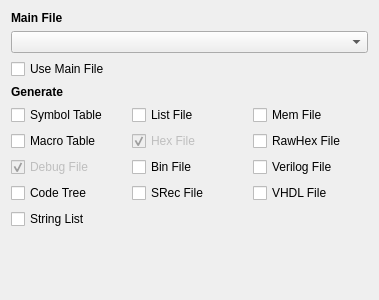
AbyssAbbeba/MDS-picoblaze-AVR-ide, file IDE/GUI/dialogs/projectcfg/projectcfg_compiler.ui: the form before one commit.
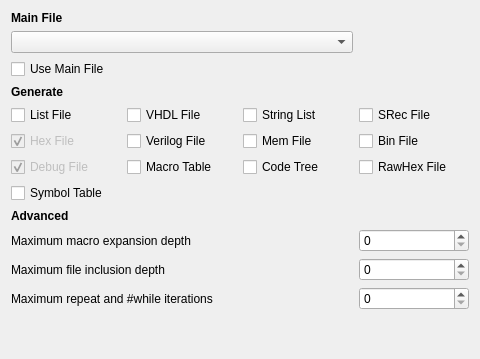
The form after the commit.

```diff
--- a/IDE/GUI/dialogs/projectcfg/projectcfg_compiler.ui
+++ b/IDE/GUI/dialogs/projectcfg/projectcfg_compiler.ui
@@ -6,18 +6,25 @@
    <rect>
     <x>0</x>
     <y>0</y>
-    <width>379</width>
-    <height>300</height>
+    <width>480</width>
+    <height>359</height>
    </rect>
   </property>
   <property name="windowTitle">
    <string>Form</string>
   </property>
   <layout class="QGridLayout" name="gridLayout">
-   <item row="7" column="2">
-    <widget class="QCheckBox" name="chckVHDLFile">
+   <item row="4" column="2">
+    <widget class="QCheckBox" name="chckStringList">
      <property name="text">
-      <string>VHDL File</string>
+      <string>String List</string>
+     </property>
+    </widget>
+   </item>
+   <item row="4" column="3">
+    <widget class="QCheckBox" name="chckSRecFile">
+     <property name="text">
+      <string>SRec File</string>
      </property>
     </widget>
    </item>
@@ -37,54 +44,6 @@
      </property>
     </widget>
    </item>
-   <item row="5" column="0">
-    <widget class="QCheckBox" name="chckMacroTbl">
-     <property name="text">
-      <string>Macro Table</string>
-     </property>
-    </widget>
-   </item>
-   <item row="4" column="2">
-    <widget class="QCheckBox" name="chckMemFile">
-     <property name="text">
-      <string>Mem File</string>
-     </property>
-    </widget>
-   </item>
-   <item row="5" column="1">
-    <widget class="QCheckBox" name="chckHexFile">
-     <property name="enabled">
-      <bool>false</bool>
-     </property>
-     <property name="text">
-      <string>Hex File</string>
-     </property>
-     <property name="checked">
-      <bool>true</bool>
-     </property>
-    </widget>
-   </item>
-   <item row="7" column="0">
-    <widget class="QCheckBox" name="chckCodeTree">
-     <property name="text">
-      <string>Code Tree</string>
-     </property>
-    </widget>
-   </item>
-   <item row="7" column="1">
-    <widget class="QCheckBox" name="chckSRecFile">
-     <property name="text">
-      <string>SRec File</string>
-     </property>
-    </widget>
-   </item>
-   <item row="4" column="1">
-    <widget class="QCheckBox" name="chckLstFile">
-     <property name="text">
-      <string>List File</string>
-     </property>
-    </widget>
-   </item>
    <item row="3" column="0">
     <widget class="QLabel" name="label_2">
      <property name="font">
@@ -98,27 +57,6 @@
      </property>
     </widget>
    </item>
-   <item row="4" column="0">
-    <widget class="QCheckBox" name="chckSymbolTbl">
-     <property name="text">
-      <string>Symbol Table</string>
-     </property>
-    </widget>
-   </item>
-   <item row="5" column="2">
-    <widget class="QCheckBox" name="chckRawHexFile">
-     <property name="text">
-      <string>RawHex File</string>
-     </property>
-    </widget>
-   </item>
-   <item row="6" column="1">
-    <widget class="QCheckBox" name="chckBinFile">
-     <property name="text">
-      <string>Bin File</string>
-     </property>
-    </widget>
-   </item>
    <item row="0" column="0">
     <widget class="QLabel" name="label">
      <property name="font">
@@ -132,13 +70,6 @@
      </property>
     </widget>
    </item>
-   <item row="6" column="2">
-    <widget class="QCheckBox" name="chckVerilogFile">
-     <property name="text">
-      <string>Verilog File</string>
-     </property>
-    </widget>
-   </item>
    <item row="2" column="0">
     <widget class="QCheckBox" name="chckMain">
      <property name="text">
@@ -146,7 +77,7 @@
      </property>
     </widget>
    </item>
-   <item row="9" column="0" colspan="2">
+   <item row="12" column="0" colspan="2">
     <spacer name="verticalSpacer">
      <property name="orientation">
       <enum>Qt::Vertical</enum>
@@ -162,10 +93,122 @@
    <item row="1" column="0" colspan="3">
     <widget class="QComboBox" name="cmbMainFile"/>
    </item>
+   <item row="6" column="3">
+    <widget class="QCheckBox" name="chckRawHexFile">
+     <property name="text">
+      <string>RawHex File</string>
+     </property>
+    </widget>
+   </item>
+   <item row="5" column="3">
+    <widget class="QCheckBox" name="chckBinFile">
+     <property name="text">
+      <string>Bin File</string>
+     </property>
+    </widget>
+   </item>
    <item row="8" column="0">
-    <widget class="QCheckBox" name="chckStringList">
+    <widget class="QLabel" name="label_6">
+     <property name="font">
+      <font>
+       <weight>75</weight>
+       <bold>true</bold>
+      </font>
+     </property>
      <property name="text">
-      <string>String List</string>
+      <string>Advanced</string>
+     </property>
+    </widget>
+   </item>
+   <item row="9" column="3">
+    <widget class="QSpinBox" name="sbMacroDepth"/>
+   </item>
+   <item row="10" column="3">
+    <widget class="QSpinBox" name="sbFileDepth"/>
+   </item>
+   <item row="11" column="3">
+    <widget class="QSpinBox" name="sbWhileIteration"/>
+   </item>
+   <item row="9" column="0" colspan="3">
+    <widget class="QLabel" name="label_3">
+     <property name="text">
+      <string>Maximum macro expansion depth</string>
+     </property>
+    </widget>
+   </item>
+   <item row="10" column="0" colspan="3">
+    <widget class="QLabel" name="label_4">
+     <property name="text">
+      <string>Maximum file inclusion depth</string>
+     </property>
+    </widget>
+   </item>
+   <item row="11" column="0" colspan="3">
+    <widget class="QLabel" name="label_5">
+     <property name="text">
+      <string>Maximum repeat and #while iterations</string>
+     </property>
+    </widget>
+   </item>
+   <item row="4" column="0">
+    <widget class="QCheckBox" name="chckLstFile">
+     <property name="text">
+      <string>List File</string>
+     </property>
+    </widget>
+   </item>
+   <item row="5" column="0">
+    <widget class="QCheckBox" name="chckHexFile">
+     <property name="enabled">
+      <bool>false</bool>
+     </property>
+     <property name="text">
+      <string>Hex File</string>
+     </property>
+     <property name="checked">
+      <bool>true</bool>
+     </property>
+    </widget>
+   </item>
+   <item row="4" column="1">
+    <widget class="QCheckBox" name="chckVHDLFile">
+     <property name="text">
+      <string>VHDL File</string>
+     </property>
+    </widget>
+   </item>
+   <item row="6" column="2">
+    <widget class="QCheckBox" name="chckCodeTree">
+     <property name="text">
+      <string>Code Tree</string>
+     </property>
+    </widget>
+   </item>
+   <item row="5" column="1">
+    <widget class="QCheckBox" name="chckVerilogFile">
+     <property name="text">
+      <string>Verilog File</string>
+     </property>
+    </widget>
+   </item>
+   <item row="7" column="0">
+    <widget class="QCheckBox" name="chckSymbolTbl">
+     <property name="text">
+      <string>Symbol Table</string>
+     </property>
+    </widget>
+   </item>
+   <item row="5" column="2">
+    <widget class="QCheckBox" name="chckMemFile">
+     <property name="text">
+      <string>Mem File</string>
+     </property>
+    </widget>
+   </item>
+   <item row="6" column="1">
+    <widget class="QCheckBox" name="chckMacroTbl">
+     <property name="text">
+      <string>Macro Table</string>
      </property>
     </widget>
    </item>
```
